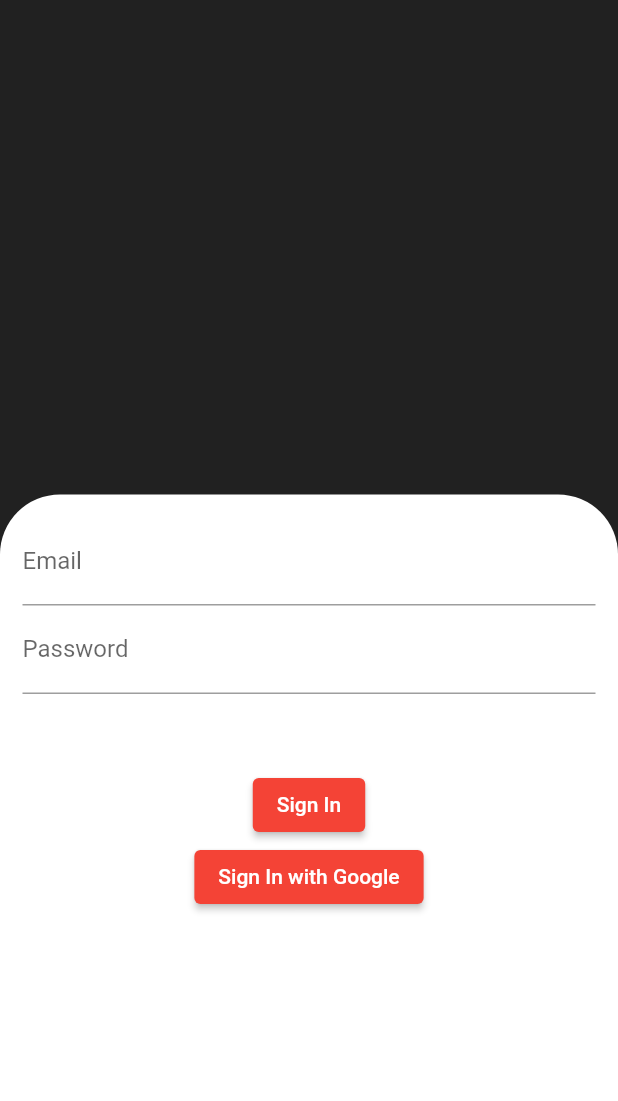
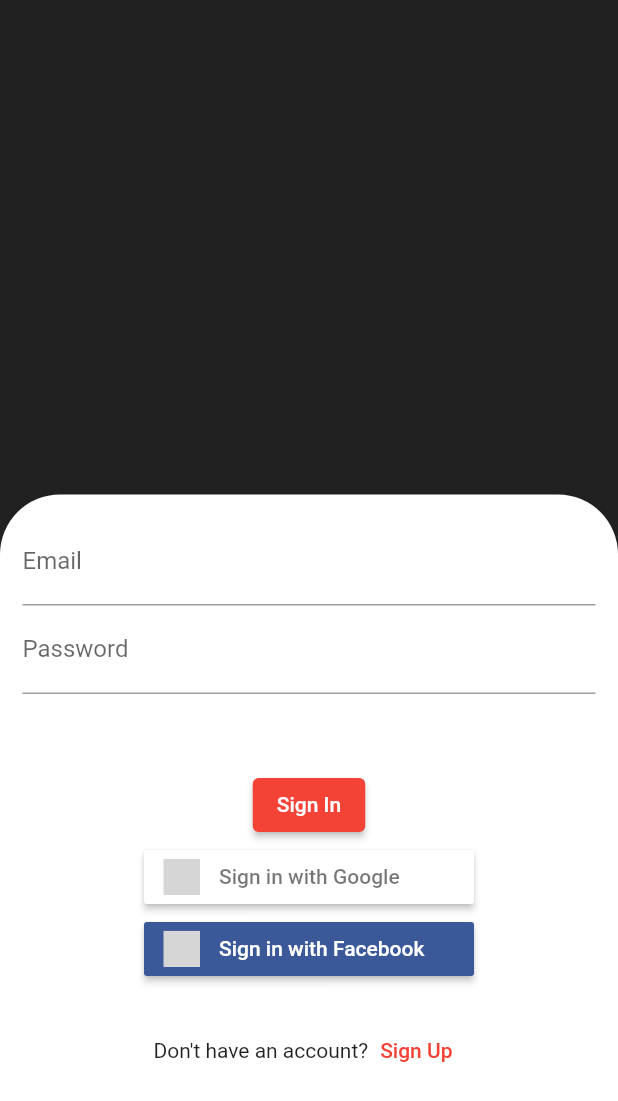
Before and after one commit to safadl/Movies_Browser, a Flutter app: the SignInPage screen opened directly, on a phone screen of 412 x 824 dp. Shown: the top 1101 px of the screen. Run offline on Flutter 3.47's test engine with Material 2 defaults, Android fonts, the phone set to English and light mode, and no system bars; our stand-ins replace carousel_slider, firebase_auth, firebase_core, flutter_rating_bar, flutter_signin_button, google_sign_in; missing offline and left inert: flutter_facebook_login; accounts and stored records are empty; network calls fail; grey boxes are pictures that could not be loaded.

Commit message:
fixed login ui, added sign up screen

```diff
--- a/lib/Authentication/SignIn.dart
+++ b/lib/Authentication/SignIn.dart
@@ -1,6 +1,8 @@
 import 'package:flutter/material.dart';
+import 'package:movies_browser/SignUp.dart';
 import 'package:movies_browser/authentication_service.dart';
 import 'package:provider/provider.dart';
+import 'package:flutter_signin_button/flutter_signin_button.dart';
 
 class SignInPage extends StatelessWidget {
   final TextEditingController emailController = TextEditingController();
@@ -65,24 +67,43 @@
                                 );
                           },
                           child: Text("Sign In")),
-                      ElevatedButton(
-                          style: ButtonStyle(
-                              animationDuration: Duration(seconds: 5)),
-                          onPressed: () {
-                            context
-                                .read<AuthenticationService>()
-                                .signInWithGoogle();
-                          },
-                          child: Text("Sign In with Google")),
-                      // ElevatedButton(
-                      //     style: ButtonStyle(
-                      //         animationDuration: Duration(seconds: 5)),
-                      //     onPressed: () {
-                      //       context
-                      //           .read<AuthenticationService>()
-                      //           .signInWithFacebook();
-                      //     },
-                      //     child: Text("Sign In with Facebook")),
+                      SignInButton(
+                        Buttons.Google,
+                        onPressed: () {
+                          context
+                              .read<AuthenticationService>()
+                              .signInWithGoogle();
+                        },
+                      ),
+                      SignInButton(
+                        Buttons.Facebook,
+                        onPressed: () {
+                          context.read<AuthenticationService>().handleLogin();
+                        },
+                      ),
+                      Row(
+                        mainAxisAlignment: MainAxisAlignment.center,
+                        children: [
+                          Container(
+                            padding: EdgeInsets.only(top: 20),
+                            child: Text("Don't have an account?"),
+                          ),
+                          Container(
+                              padding: EdgeInsets.only(top: 20),
+                              child: TextButton(
+                                child: Text('Sign Up'),
+                                onPressed: () {
+                                  // context
+                                  //     .read<AuthenticationService>()
+                                  //     .signUp();
+                                  Navigator.push(
+                                      context,
+                                      MaterialPageRoute(
+                                          builder: (context) => SignUp()));
+                                },
+                              ))
+                        ],
+                      )
                     ],
                   ),
                 )
--- a/pubspec.yaml
+++ b/pubspec.yaml
@@ -30,7 +30,9 @@
   firebase_core: ^1.0.2
   firebase_auth: ^1.0.1
   provider: ^5.0.0
-  google_sign_in: "^4.5.1"
+  google_sign_in: ^5.0.1
+  flutter_facebook_login: ^3.0.0
+  flutter_signin_button: ^1.1.0
   # flutter_facebook_auth: ^3.3.1
 # facebook wgoogle yekhdmouch maabathhom wtf lol
 
```
Also changed, not shown: lib/SignUp.dart (added, +45 -0 lines), lib/authentication_service.dart (+27 -0 lines), pubspec.lock, 2 other files.
